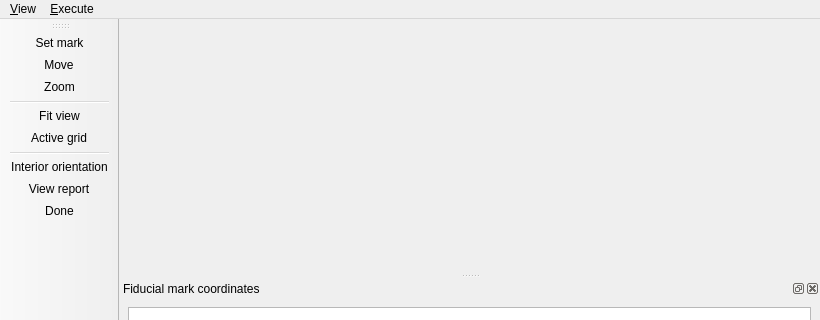
Old version of the form qt/interface/IOForm.ui in the repository e-foto/e-foto; both pictures show x 0 to 820 and y 0 to 320 of the 820 by 530 pixel window.
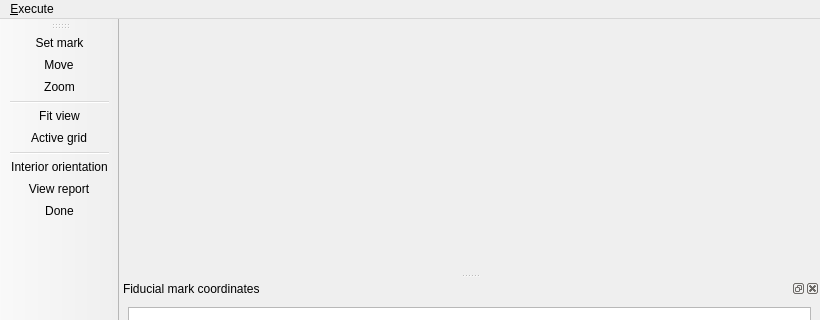
New version of the form. Icons and pictures are not drawn.

Commit message: Unused options of menu were removed.

What changed in the file:
```diff
--- a/qt/interface/IOForm.ui
+++ b/qt/interface/IOForm.ui
@@ -30,17 +30,6 @@
      <height>25</height>
     </rect>
    </property>
-   <widget class="QMenu" name="menuView">
-    <property name="title">
-     <string>&amp;View</string>
-    </property>
-    <addaction name="actionSet_mark"/>
-    <addaction name="actionMove"/>
-    <addaction name="actionZoom"/>
-    <addaction name="separator"/>
-    <addaction name="actionFit_view"/>
-    <addaction name="actionActive_grid"/>
-   </widget>
    <widget class="QMenu" name="menuExecute">
     <property name="title">
      <string>&amp;Execute</string>
@@ -48,7 +37,6 @@
     <addaction name="actionInterior_orientation"/>
     <addaction name="actionView_report"/>
    </widget>
-   <addaction name="menuView"/>
    <addaction name="menuExecute"/>
   </widget>
   <widget class="QToolBar" name="toolBar">
```
The commit also changes 2 other files.
